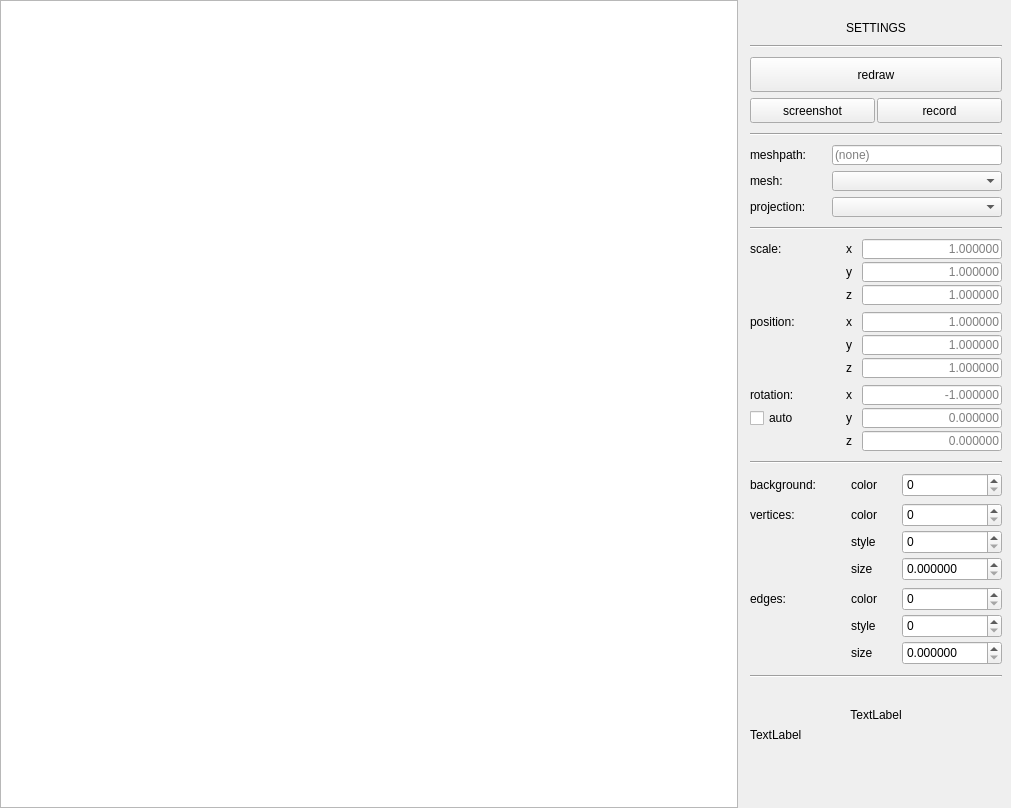
This is src/gui/mainwindow.ui in Dolaxom/C_3DEngine as Qt 5 draws it before an edit. The edited form follows.
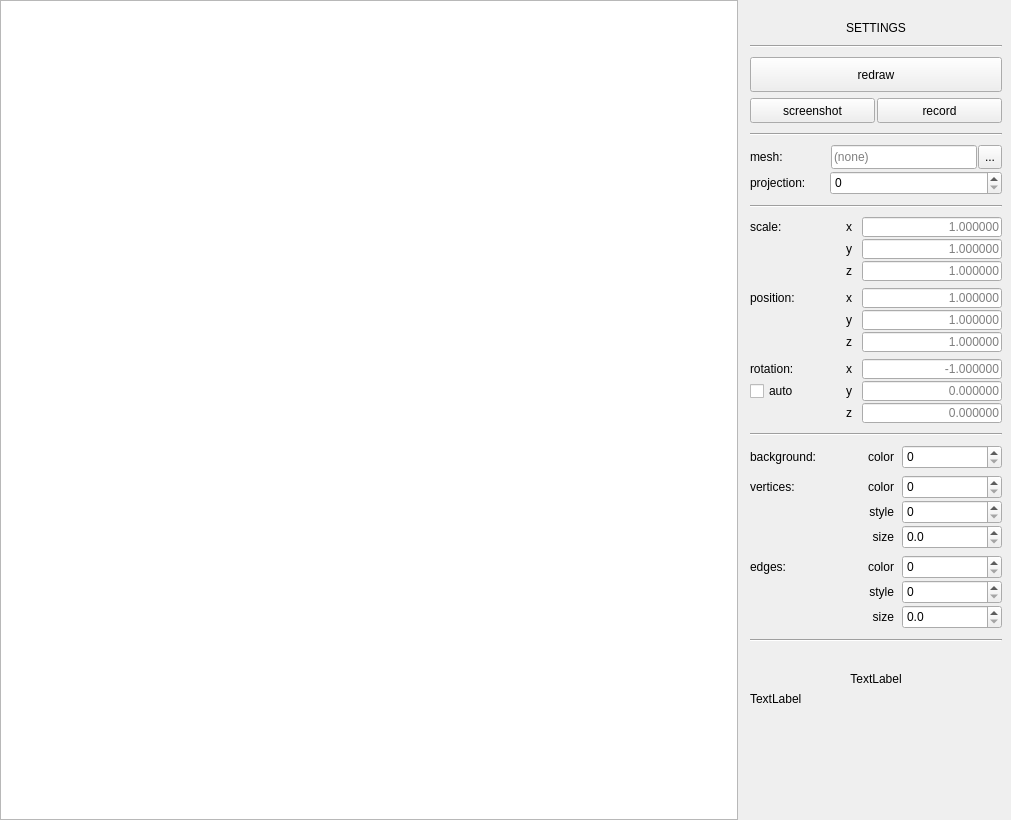
This is the edited form.

Commit message: projection dropdown and meshpath field replaced without functionality

Diff of the .ui file:
```diff
--- a/src/gui/mainwindow.ui
+++ b/src/gui/mainwindow.ui
@@ -7,7 +7,7 @@
     <x>0</x>
     <y>0</y>
     <width>1011</width>
-    <height>808</height>
+    <height>820</height>
    </rect>
   </property>
   <property name="windowTitle">
@@ -167,31 +167,27 @@
        </widget>
       </item>
       <item>
-       <layout class="QFormLayout" name="lay_gen">
-        <property name="horizontalSpacing">
+       <layout class="QVBoxLayout" name="lay_settings">
+        <property name="spacing">
          <number>2</number>
         </property>
-        <property name="verticalSpacing">
-         <number>6</number>
-        </property>
-        <item row="1" column="0">
+        <item>
+         <layout class="QGridLayout" name="lay_mesh">
+          <property name="horizontalSpacing">
+           <number>1</number>
+          </property>
+          <item row="0" column="0">
          <widget class="QLabel" name="meshl">
-          <property name="sizePolicy">
-           <sizepolicy hsizetype="Preferred" vsizetype="Preferred">
-            <horstretch>80</horstretch>
-            <verstretch>20</verstretch>
-           </sizepolicy>
-          </property>
           <property name="minimumSize">
            <size>
             <width>80</width>
-            <height>20</height>
+              <height>24</height>
            </size>
           </property>
           <property name="maximumSize">
            <size>
             <width>80</width>
-            <height>20</height>
+              <height>24</height>
            </size>
           </property>
           <property name="text">
@@ -199,66 +195,22 @@
           </property>
          </widget>
         </item>
-        <item row="1" column="1">
-         <widget class="QComboBox" name="meshd">
+          <item row="0" column="2">
+           <widget class="QToolButton" name="meshpathb">
           <property name="minimumSize">
            <size>
-            <width>170</width>
-            <height>20</height>
+              <width>24</width>
+              <height>24</height>
            </size>
           </property>
           <property name="maximumSize">
            <size>
-            <width>170</width>
-            <height>20</height>
-           </size>
-          </property>
-          <property name="editable">
-           <bool>false</bool>
-          </property>
-          <property name="currentIndex">
-           <number>-1</number>
-          </property>
-          <property name="maxCount">
-           <number>10</number>
-          </property>
-          <property name="placeholderText">
-           <string/>
-          </property>
-         </widget>
-        </item>
-        <item row="2" column="0">
-         <widget class="QLabel" name="projectionl">
-          <property name="minimumSize">
-           <size>
-            <width>80</width>
-            <height>20</height>
-           </size>
-          </property>
-          <property name="maximumSize">
-           <size>
-            <width>80</width>
-            <height>20</height>
+              <width>24</width>
+              <height>24</height>
            </size>
           </property>
           <property name="text">
-           <string>projection:</string>
-          </property>
-         </widget>
-        </item>
-        <item row="2" column="1">
-         <widget class="QComboBox" name="projectiond">
-          <property name="minimumSize">
-           <size>
-            <width>170</width>
-            <height>20</height>
-           </size>
-          </property>
-          <property name="maximumSize">
-           <size>
-            <width>170</width>
-            <height>20</height>
-           </size>
+             <string>...</string>
           </property>
          </widget>
         </item>
@@ -272,14 +224,14 @@
           </property>
           <property name="minimumSize">
            <size>
-            <width>170</width>
-            <height>20</height>
+              <width>146</width>
+              <height>24</height>
            </size>
           </property>
           <property name="maximumSize">
            <size>
-            <width>170</width>
-            <height>20</height>
+              <width>146</width>
+              <height>24</height>
            </size>
           </property>
           <property name="placeholderText">
@@ -287,24 +239,49 @@
           </property>
          </widget>
         </item>
+         </layout>
+        </item>
+        <item>
+         <layout class="QGridLayout" name="lay_proj">
+          <property name="horizontalSpacing">
+           <number>2</number>
+          </property>
+          <item row="0" column="1">
+           <widget class="QSpinBox" name="projections">
+            <property name="minimumSize">
+             <size>
+              <width>172</width>
+              <height>24</height>
+             </size>
+            </property>
+            <property name="maximumSize">
+             <size>
+              <width>172</width>
+              <height>24</height>
+             </size>
+            </property>
+           </widget>
+          </item>
         <item row="0" column="0">
-         <widget class="QLabel" name="meshpathl">
+           <widget class="QLabel" name="projectionl">
           <property name="minimumSize">
            <size>
-            <width>80</width>
-            <height>20</height>
+              <width>78</width>
+              <height>24</height>
            </size>
           </property>
           <property name="maximumSize">
            <size>
-            <width>80</width>
-            <height>20</height>
+              <width>78</width>
+              <height>24</height>
            </size>
           </property>
           <property name="text">
-           <string>meshpath:</string>
-          </property>
-         </widget>
+             <string>projection:</string>
+            </property>
+           </widget>
+          </item>
+         </layout>
         </item>
        </layout>
       </item>
@@ -333,7 +310,7 @@
          <number>1</number>
         </property>
         <property name="verticalSpacing">
-         <number>3</number>
+         <number>2</number>
         </property>
         <item row="2" column="1">
          <widget class="QLabel" name="szl">
@@ -501,7 +478,7 @@
          <number>1</number>
         </property>
         <property name="verticalSpacing">
-         <number>3</number>
+         <number>2</number>
         </property>
         <item row="2" column="1">
          <widget class="QLabel" name="pzl">
@@ -675,7 +652,7 @@
          <number>1</number>
         </property>
         <property name="verticalSpacing">
-         <number>3</number>
+         <number>2</number>
         </property>
         <item row="1" column="1">
          <widget class="QLabel" name="ryl">
@@ -881,6 +858,12 @@
           <property name="text">
            <string>color</string>
           </property>
+          <property name="alignment">
+           <set>Qt::AlignRight|Qt::AlignTrailing|Qt::AlignVCenter</set>
+          </property>
+          <property name="indent">
+           <number>7</number>
+          </property>
          </widget>
         </item>
         <item row="0" column="0">
@@ -922,12 +905,9 @@
       </item>
       <item>
        <layout class="QGridLayout" name="lay_vert">
-        <property name="horizontalSpacing">
+        <property name="spacing">
          <number>1</number>
         </property>
-        <property name="verticalSpacing">
-         <number>3</number>
-        </property>
         <item row="2" column="1">
          <widget class="QLabel" name="vertstylel">
           <property name="minimumSize">
@@ -945,6 +925,12 @@
           <property name="text">
            <string>style</string>
           </property>
+          <property name="alignment">
+           <set>Qt::AlignRight|Qt::AlignTrailing|Qt::AlignVCenter</set>
+          </property>
+          <property name="indent">
+           <number>7</number>
+          </property>
          </widget>
         </item>
         <item row="0" column="1">
@@ -964,6 +950,12 @@
           <property name="text">
            <string>color</string>
           </property>
+          <property name="alignment">
+           <set>Qt::AlignRight|Qt::AlignTrailing|Qt::AlignVCenter</set>
+          </property>
+          <property name="indent">
+           <number>7</number>
+          </property>
          </widget>
         </item>
         <item row="0" column="0">
@@ -1002,6 +994,12 @@
           <property name="text">
            <string>size</string>
           </property>
+          <property name="alignment">
+           <set>Qt::AlignRight|Qt::AlignTrailing|Qt::AlignVCenter</set>
+          </property>
+          <property name="indent">
+           <number>7</number>
+          </property>
          </widget>
         </item>
         <item row="3" column="2">
@@ -1019,7 +1017,7 @@
            </size>
           </property>
           <property name="decimals">
-           <number>6</number>
+           <number>1</number>
           </property>
           <property name="maximum">
            <double>5.000000000000000</double>
@@ -1068,12 +1066,9 @@
       </item>
       <item>
        <layout class="QGridLayout" name="lay_edge">
-        <property name="horizontalSpacing">
+        <property name="spacing">
          <number>1</number>
         </property>
-        <property name="verticalSpacing">
-         <number>3</number>
-        </property>
         <item row="0" column="0">
          <widget class="QLabel" name="edgel">
           <property name="minimumSize">
@@ -1110,6 +1105,12 @@
           <property name="text">
            <string>color</string>
           </property>
+          <property name="alignment">
+           <set>Qt::AlignRight|Qt::AlignTrailing|Qt::AlignVCenter</set>
+          </property>
+          <property name="indent">
+           <number>7</number>
+          </property>
          </widget>
         </item>
         <item row="2" column="1">
@@ -1129,6 +1130,12 @@
           <property name="text">
            <string>style</string>
           </property>
+          <property name="alignment">
+           <set>Qt::AlignRight|Qt::AlignTrailing|Qt::AlignVCenter</set>
+          </property>
+          <property name="indent">
+           <number>7</number>
+          </property>
          </widget>
         </item>
         <item row="3" column="1">
@@ -1148,6 +1155,15 @@
           <property name="text">
            <string>size</string>
           </property>
+          <property name="alignment">
+           <set>Qt::AlignRight|Qt::AlignTrailing|Qt::AlignVCenter</set>
+          </property>
+          <property name="margin">
+           <number>0</number>
+          </property>
+          <property name="indent">
+           <number>7</number>
+          </property>
          </widget>
         </item>
         <item row="3" column="2">
@@ -1165,7 +1181,7 @@
            </size>
           </property>
           <property name="decimals">
-           <number>6</number>
+           <number>1</number>
           </property>
           <property name="maximum">
            <double>5.000000000000000</double>
```
Left out of the diff: 6 changed lines with no effect on the pictures. Lines whose indentation alone changed are shown as unchanged. The commit also changes 2 other files.
